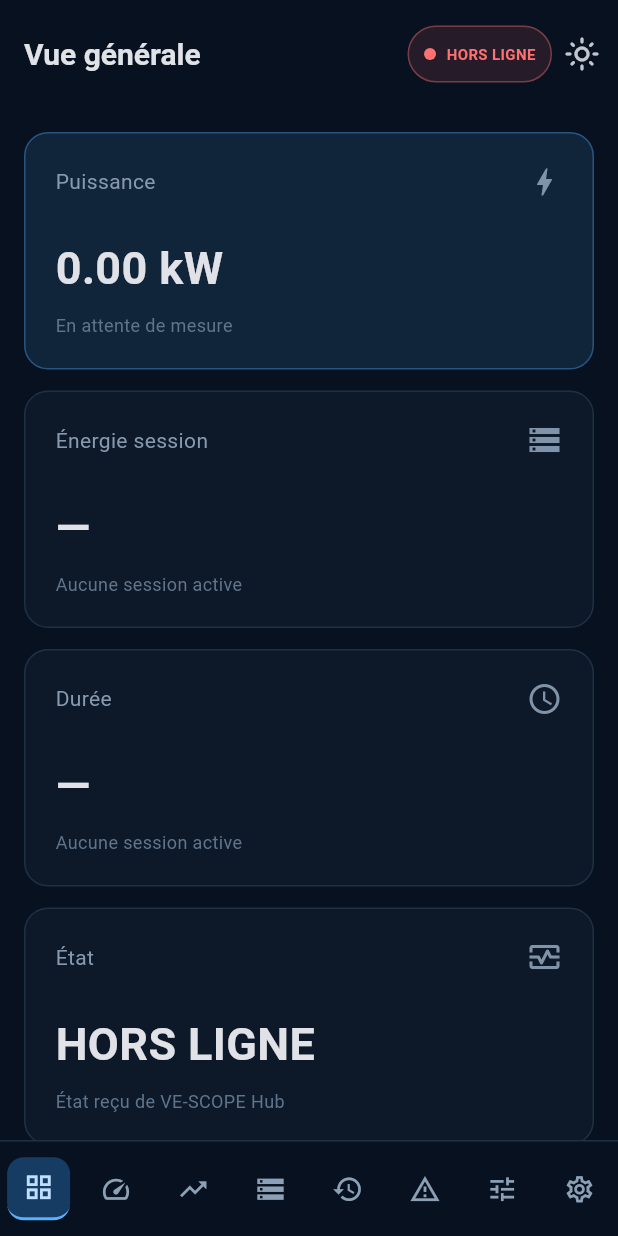
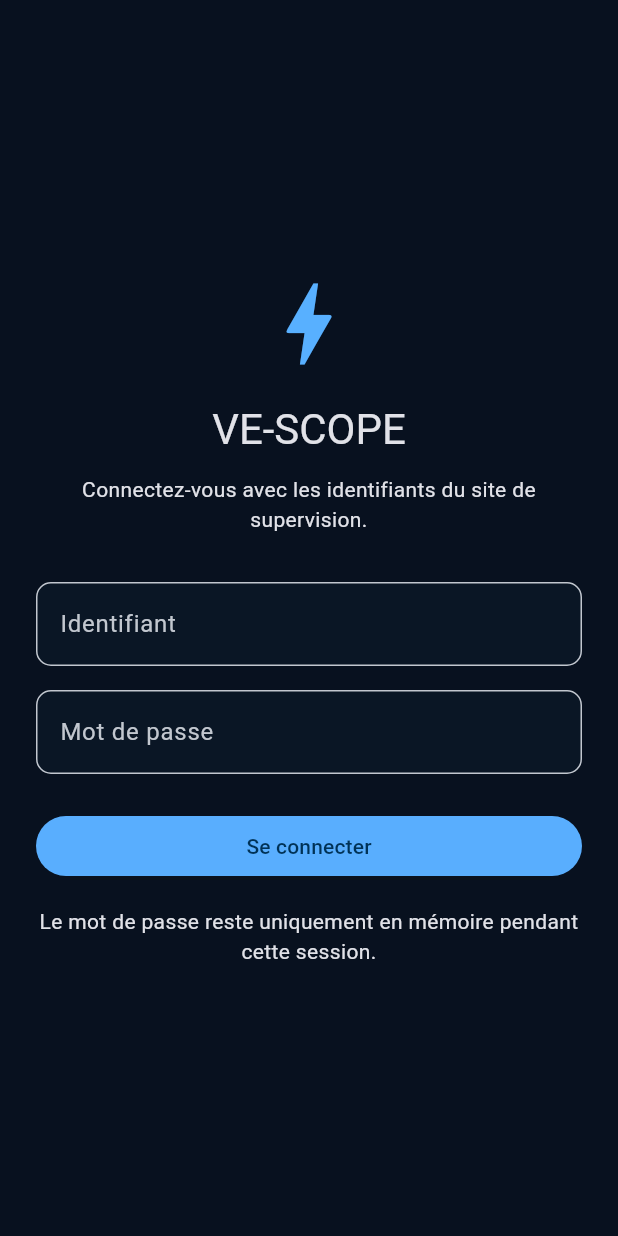
Before and after one commit to Scorpion160/borne-de-recharge-ve, a Flutter app: the screen it shows after launch, on a phone screen of 412 x 824 dp. Run offline on Flutter 3.47's test engine with Material 3 defaults, Android fonts, the light colour scheme and no system bars; Roboto replaces fonts that are missing (Arial).

Commit message:
flutter: add native login and Android test APK build script

```diff
--- /dev/null
+++ b/frontend/vescope_flutter/lib/core/network/socket_connection.dart
@@ -0,0 +1,2 @@
+export 'socket_connection_web.dart'
+    if (dart.library.io) 'socket_connection_io.dart';
--- /dev/null
+++ b/frontend/vescope_flutter/lib/core/network/socket_connection_io.dart
@@ -0,0 +1,10 @@
+import 'package:web_socket_channel/io.dart';
+import 'package:web_socket_channel/web_socket_channel.dart';
+import 'mobile_session.dart';
+
+WebSocketChannel connectHubSocket(Uri uri) => IOWebSocketChannel.connect(
+  uri,
+  headers: MobileSession.headers,
+  connectTimeout: const Duration(seconds: 15),
+  pingInterval: const Duration(seconds: 25),
+);
--- /dev/null
+++ b/frontend/vescope_flutter/lib/core/network/socket_connection_web.dart
@@ -0,0 +1,3 @@
+import 'package:web_socket_channel/web_socket_channel.dart';
+
+WebSocketChannel connectHubSocket(Uri uri) => WebSocketChannel.connect(uri);
--- a/frontend/vescope_flutter/lib/main.dart
+++ b/frontend/vescope_flutter/lib/main.dart
@@ -1,3 +1,6 @@
+import 'package:flutter/foundation.dart';
+import 'core/network/mobile_session.dart';
+import 'ui/auth/mobile_login.dart';
 import 'package:flutter/material.dart';
 
 import 'core/theme/vescope_theme.dart';
@@ -6,11 +9,12 @@ import 'ui/shell/vescope_shell.dart';
 
 void main() {
   WidgetsFlutterBinding.ensureInitialized();
-  runApp(const VescopeApp());
+  runApp(const MobileEntry());
 }
 
 class VescopeApp extends StatefulWidget {
-  const VescopeApp({super.key});
+  const VescopeApp({super.key, this.onLogout});
+  final VoidCallback? onLogout;
 
   @override
   State<VescopeApp> createState() => _VescopeAppState();
@@ -42,6 +46,7 @@ class _VescopeAppState extends State<VescopeApp> {
       darkTheme: VescopeTheme.dark(),
       themeMode: _themeMode,
       home: VescopeShell(
+        onLogout: widget.onLogout,
         controller: _controller,
         themeMode: _themeMode,
         onToggleTheme: () {
@@ -53,3 +58,28 @@ class _VescopeAppState extends State<VescopeApp> {
     );
   }
 }
+
+class MobileEntry extends StatefulWidget {
+  const MobileEntry({super.key});
+  @override
+  State<MobileEntry> createState() => _MobileEntryState();
+}
+
+class _MobileEntryState extends State<MobileEntry> {
+  bool _connected = false;
+  @override
+  Widget build(BuildContext context) {
+    if (kIsWeb) return const VescopeApp();
+    if (_connected) {
+      return VescopeApp(onLogout: () {
+        MobileSession.clear();
+        setState(() => _connected = false);
+      });
+    }
+    return MaterialApp(
+      title: 'VE-SCOPE', debugShowCheckedModeBanner: false,
+      theme: VescopeTheme.dark(),
+      home: MobileLogin(onConnected: () => setState(() => _connected = true)),
+    );
+  }
+}
--- a/frontend/vescope_flutter/lib/state/vescope_controller.dart
+++ b/frontend/vescope_flutter/lib/state/vescope_controller.dart
@@ -1,3 +1,4 @@
+import '../core/network/socket_connection.dart';
 import 'dart:async';
 import 'dart:convert';
 
@@ -42,7 +43,9 @@ class VescopeController extends ChangeNotifier {
 
   Future<void> start() async {
     await _refreshHealth();
+    if (_disposed) return;
     final history = await _api.fetchRecentPower();
+    if (_disposed) return;
     powerHistory
       ..clear()
       ..addAll(history.length > 60 ? history.sublist(history.length - 60) : history);
@@ -65,7 +68,7 @@ class VescopeController extends ChangeNotifier {
     if (_disposed) return;
     _retryTimer?.cancel();
     try {
-      final channel = WebSocketChannel.connect(AppConfig.websocketUri);
+      final channel = connectHubSocket(AppConfig.websocketUri);
       _socket = channel;
       _socketSubscription = channel.stream.listen(
         _onSocketMessage,
--- /dev/null
+++ b/frontend/vescope_flutter/lib/ui/auth/mobile_login.dart
@@ -0,0 +1,90 @@
+import 'package:flutter/material.dart';
+import '../../core/network/mobile_session.dart';
+
+class MobileLogin extends StatefulWidget {
+  const MobileLogin({super.key, required this.onConnected});
+  final VoidCallback onConnected;
+  @override
+  State<MobileLogin> createState() => _MobileLoginState();
+}
+
+class _MobileLoginState extends State<MobileLogin> {
+  final _user = TextEditingController();
+  final _password = TextEditingController();
+  bool _busy = false;
+  String? _error;
+
+  @override
+  void dispose() {
+    _user.dispose();
+    _password.dispose();
+    super.dispose();
+  }
+
+  Future<void> _connect() async {
+    if (_busy) return;
+    if (_user.text.trim().isEmpty || _password.text.isEmpty) {
+      setState(() => _error = 'Renseignez votre identifiant et votre mot de passe.');
+      return;
+    }
+    setState(() { _busy = true; _error = null; });
+    try {
+      await MobileSession.login(_user.text.trim(), _password.text);
+      if (!mounted) { MobileSession.clear(); return; }
+      _password.clear();
+      widget.onConnected();
+    } on FormatException catch (error) {
+      if (mounted) setState(() => _error = error.message);
+    } catch (_) {
+      if (mounted) setState(() => _error = 'Connexion impossible. Vérifiez Internet et réessayez.');
+    } finally {
+      if (mounted) setState(() => _busy = false);
+    }
+  }
+
+  @override
+  Widget build(BuildContext context) => Scaffold(
+    body: SafeArea(
+      child: Center(
+        child: SingleChildScrollView(
+          padding: const EdgeInsets.all(24),
+          child: ConstrainedBox(
+            constraints: const BoxConstraints(maxWidth: 420),
+            child: Column(
+              mainAxisSize: MainAxisSize.min,
+              crossAxisAlignment: CrossAxisAlignment.stretch,
+              children: [
+                const Icon(Icons.bolt, size: 72, color: Color(0xFF58B0FF)),
+                const SizedBox(height: 16),
+                Text('VE-SCOPE', textAlign: TextAlign.center,
+                  style: Theme.of(context).textTheme.headlineMedium),
+                const SizedBox(height: 12),
+                const Text('Connectez-vous avec les identifiants du site de supervision.',
+                  textAlign: TextAlign.center),
+                const SizedBox(height: 32),
+                TextField(controller: _user, enabled: !_busy,
+                  autocorrect: false, enableSuggestions: false,
+                  textInputAction: TextInputAction.next,
+                  decoration: const InputDecoration(labelText: 'Identifiant')),
+                const SizedBox(height: 16),
+                TextField(controller: _password, enabled: !_busy,
+                  obscureText: true, autocorrect: false, enableSuggestions: false,
+                  onSubmitted: (_) => _connect(),
+                  decoration: const InputDecoration(labelText: 'Mot de passe')),
+                if (_error != null) Padding(
+                  padding: const EdgeInsets.only(top: 16),
+                  child: Text(_error!, style: TextStyle(color: Theme.of(context).colorScheme.error))),
+                const SizedBox(height: 24),
+                FilledButton(onPressed: _busy ? null : _connect,
+                  child: Text(_busy ? 'Connexion…' : 'Se connecter')),
+                const SizedBox(height: 16),
+                const Text('Le mot de passe reste uniquement en mémoire pendant cette session.',
+                  textAlign: TextAlign.center),
+              ],
+            ),
+          ),
+        ),
+      ),
+    ),
+  );
+}
```
Also changed, not shown: frontend/vescope_flutter/lib/core/network/hub_api.dart (+7 -6 lines), frontend/vescope_flutter/lib/core/network/mobile_session.dart (added, +53 -0 lines), frontend/vescope_flutter/lib/ui/shell/vescope_shell.dart (+8 -0 lines), 3 other files.
